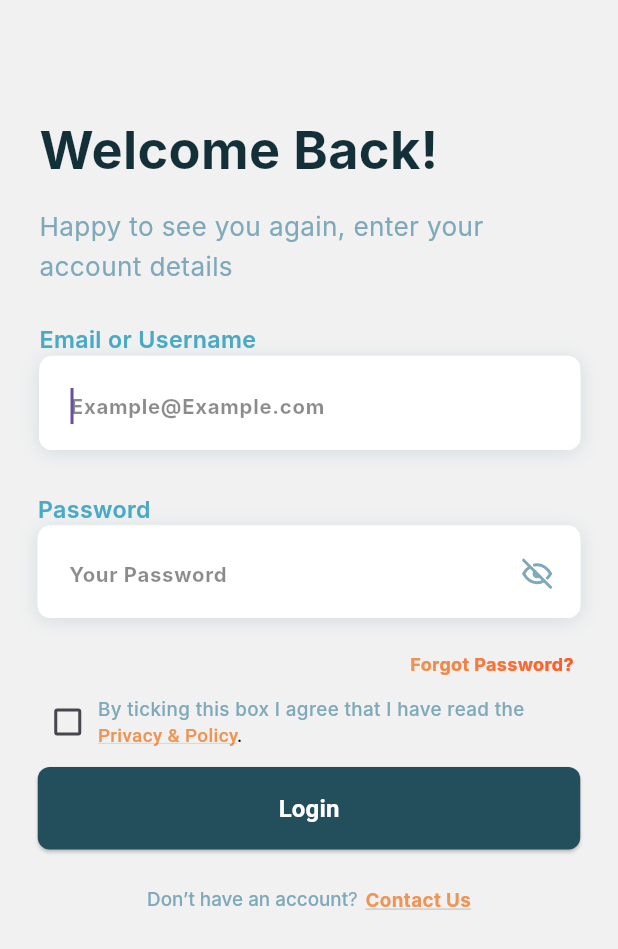
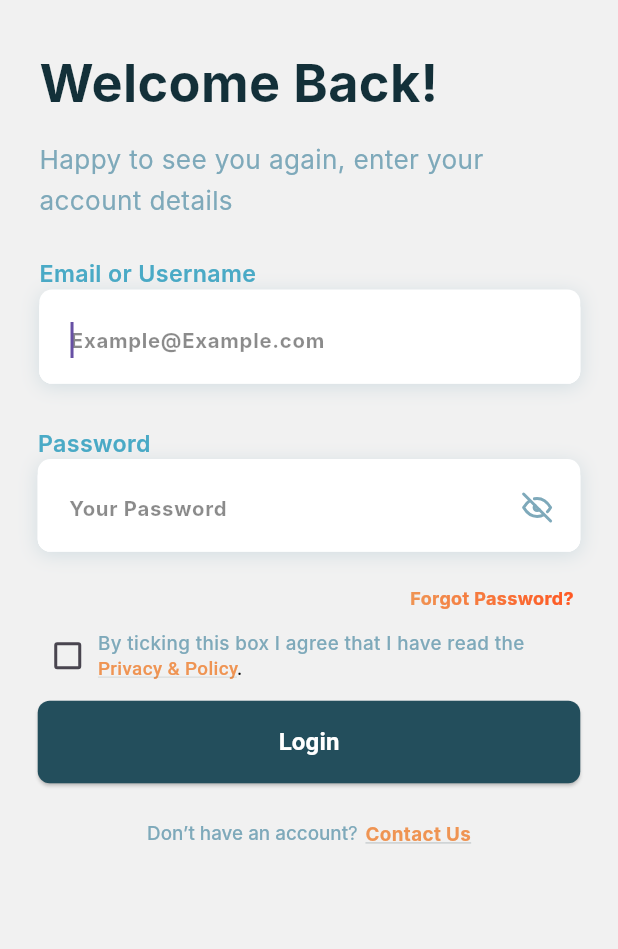
Before and after one commit to RoaaAmin/hilinky_v1, a Flutter app: the screen it shows after launch, after a tap on "Skip All", on a phone screen of 412 x 824 dp. Shown: the top 949 px of the screen. Run offline on Flutter 3.47's test engine with Material 3 defaults, Android fonts, the phone set to English and light mode, and no system bars; our stand-ins replace animate_do, cached_network_image, cloud_firestore, contacts_service, easy_localization, firebase_auth and 16 more; missing offline and left inert: country_pickers, in_app_update, qr_code_scanner; accounts and stored records are empty; Roboto replaces fonts that are missing (Inter, Satoshi).

Commit message:
fix QR - scroll login

```diff
--- a/lib/screens/Scanner/QRScannerPage.dart
+++ b/lib/screens/Scanner/QRScannerPage.dart
@@ -71,10 +71,16 @@ class _QRScannerPageState extends State<QRScannerPage> {
         result = scanData.code!;
       });
 
+      // Stop scanning after reading data
+      controller.pauseCamera();
+      controller.dispose(); // Dispose the controller to stop scanning
+
+      // Process the QR code data
       await Future.delayed(Duration(milliseconds: 500));
       openContactInContacts(result);
     });
   }
+
 
   void openContactInContacts(String qrData) async {
     final contactData = parseQRData(qrData);
--- a/lib/screens/login_screen.dart
+++ b/lib/screens/login_screen.dart
@@ -69,27 +69,19 @@ class _LoginScreenState extends State<LoginScreen> {
   @override
   Widget build(BuildContext context) {
     mediaQueryData = MediaQuery.of(context);
-
-    return SafeArea(
+    return GestureDetector(
+      onTap: () {
+        // Dismiss the keyboard when tapped outside of any text field
+        FocusScope.of(context).unfocus();
+      },
       child: WillPopScope(
         onWillPop: () async => false,
         child: Scaffold(
           backgroundColor: appTheme.whiteA700,
-        resizeToAvoidBottomInset: false,
-        appBar: CustomAppBar(
-          leadingWidth: double.maxFinite,
-          leading: AppbarImage(
-            // svgPath: ImageConstant.hilinkyBg_logo,
-            margin: getMargin(
-              left: 11,
-              top: 12,
-              right: 351,
-              bottom: 12,
-            ),
-          ),
-        ),
-        body: Form(
-          //key: _scaffoldKey,
+          resizeToAvoidBottomInset: true, // Enable resizing to avoid the keyboard
+
+          body: SingleChildScrollView(
+            // Enable scrolling
             child: Container(
               width: double.maxFinite,
               padding: getPadding(
@@ -98,15 +90,16 @@ class _LoginScreenState extends State<LoginScreen> {
                 right: 24,
                 bottom: 21,
               ),
-            child: SingleChildScrollView(
               child: Column(
                 crossAxisAlignment: CrossAxisAlignment.start,
                 mainAxisAlignment: MainAxisAlignment.start,
                 children: [
+                  SizedBox(height: 10,),
                   Padding(
                     padding: getPadding(
                       left: 1,
                     ),
+
                     child: Text(
                       context.tr("Welcome Back!"),
                       style: theme.textTheme.displaySmall,
@@ -423,19 +416,10 @@ class _LoginScreenState extends State<LoginScreen> {
           ),
         ),
       ),
-    ));
+    );
   }
 
-  // void loginValidation(){
-  //   if(_emailController.text==null||_emailController.text.contains('@')==false||_emailController.text.contains('.com')==false){
-  //     showInSnackBar('Invalid Email/Username', Colors.red, Colors.white, 2, context, _scaffoldKey);
-  //   }else if(_passwordController.text==null||_passwordController.text.length<6){
-  //     showInSnackBar('Invalid Password', Colors.red, Colors.white, 2, context, _scaffoldKey);
-  //   }else{
-  //     print('Validation Completed');
-  //     signIn();
-  //   }
-  // }
+
 
   void loginValidation() {
     String input = _emailController.text.trim();
```
Also changed, not shown: 2 other files. Lines whose indentation alone changed are shown as unchanged.
